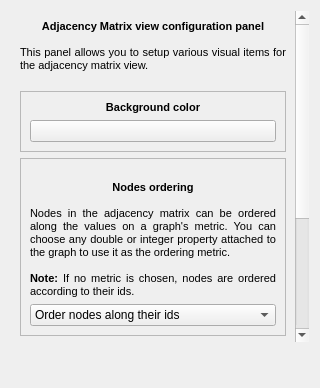
Before: the Qt Designer form plugins/view/MatrixView/MatrixViewConfigurationWidget.ui in vadivelselvaraj/TulipGLImprovement, drawn with Qt 5.
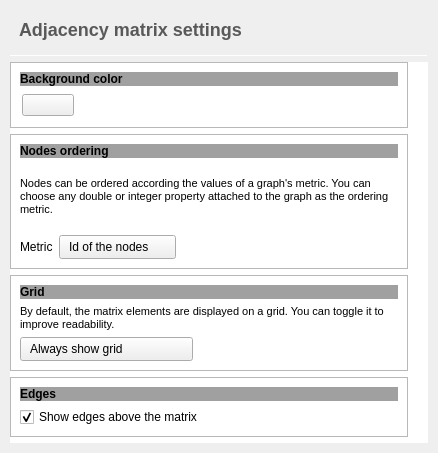
After: the same form once the commit is applied. Icons and pictures are not drawn. Custom widgets are drawn as their Qt base class.

Commit message: Redesign and fix the Adjacency matrix configuration widget

```diff
--- a/plugins/view/MatrixView/MatrixViewConfigurationWidget.ui
+++ b/plugins/view/MatrixView/MatrixViewConfigurationWidget.ui
@@ -6,19 +6,140 @@
    <rect>
     <x>0</x>
     <y>0</y>
-    <width>320</width>
-    <height>388</height>
+    <width>438</width>
+    <height>453</height>
    </rect>
   </property>
+  <property name="sizePolicy">
+   <sizepolicy hsizetype="Preferred" vsizetype="Preferred">
+    <horstretch>0</horstretch>
+    <verstretch>0</verstretch>
+   </sizepolicy>
+  </property>
   <property name="windowTitle">
    <string>Options</string>
   </property>
-  <layout class="QVBoxLayout" name="verticalLayout_4">
+  <property name="styleSheet">
+   <string notr="true">QPushButton, QComboBox {
+border-image: url(:/tulip/gui/ui/btn_26.png) 4;
+border-width: 4;
+padding: 0px 6px;
+font-size: 12px;
+}
+QPushButton::flat {
+border-image: none;
+border-width: 4;
+padding: 0px 6px;
+font-size: 12px;
+background-color: transparent;
+}
+QPushButton, QComboBox, QLabel {
+color: black;
+}
+QPushButton:hover, QComboBox:hover {
+border-image: url(:/tulip/gui/ui/btn_26_hover.png) 4;
+}
+QPushButton:disabled, QComboBox::disabled {
+color:gray;
+}
+QPushButton:pressed{
+border-image: url(:/tulip/gui/ui/btn_26_pressed.png) 4;
+}
+QPushButton::menu-indicator{
+subcontrol-origin: margin;
+subcontrol-position: center right;
+right: 4px;
+}
+QPushButton {
+outline: none;
+margin: 2
+}
+QComboBox::down-arrow {
+image: url(:/tulip/gui/ui/combobox_arrow.png);
+}
+QComboBox:drop-down {
+subcontrol-origin: padding;
+subcontrol-position: top right;
+border-left-style: none; 
+border-top-right-radius: 1px;
+border-bottom-right-radius: 1px;
+}
+#scrollArea, #scrollAreaWidgetContents {
+background-color: white;
+border: 0px;
+}
+QScrollArea {
+border: 0px;
+}
+QFrame[ section=&quot;true&quot; ] {
+border-top: 1px solid #D9D9D9;
+padding-top: 20px;
+}
+QFrame[ subsection = &quot;true&quot; ] {
+border-top: 1px solid #D9D9D9;
+padding-top: 5px;
+}</string>
+  </property>
+  <layout class="QVBoxLayout" name="verticalLayout">
+   <property name="margin">
+    <number>10</number>
+   </property>
+   <item>
+    <widget class="QFrame" name="horizontalFrame_2">
+     <property name="sizePolicy">
+      <sizepolicy hsizetype="Preferred" vsizetype="Fixed">
+       <horstretch>0</horstretch>
+       <verstretch>0</verstretch>
+      </sizepolicy>
+     </property>
+     <layout class="QHBoxLayout" name="horizontalLayout">
+      <item>
+       <widget class="QLabel" name="title">
+        <property name="sizePolicy">
+         <sizepolicy hsizetype="Preferred" vsizetype="Fixed">
+          <horstretch>0</horstretch>
+          <verstretch>0</verstretch>
+         </sizepolicy>
+        </property>
+        <property name="styleSheet">
+         <string notr="true">font-weight: bold;
+		 color: #595959;</string>
+        </property>
+        <property name="text">
+         <string>&lt;font size=&quot;5&quot;&gt;Adjacency matrix settings&lt;/font&gt;</string>
+        </property>
+       </widget>
+      </item>
+     </layout>
+    </widget>
+   </item>
+   <item>
+    <widget class="Line" name="line">
+     <property name="maximumSize">
+      <size>
+       <width>16777215</width>
+       <height>1</height>
+      </size>
+     </property>
+     <property name="orientation">
+      <enum>Qt::Horizontal</enum>
+     </property>
+    </widget>
+   </item>
    <item>
     <widget class="QScrollArea" name="scrollArea">
+     <property name="sizePolicy">
+      <sizepolicy hsizetype="Preferred" vsizetype="Preferred">
+       <horstretch>0</horstretch>
+       <verstretch>0</verstretch>
+      </sizepolicy>
+     </property>
      <property name="frameShape">
       <enum>QFrame::NoFrame</enum>
      </property>
+     <property name="horizontalScrollBarPolicy">
+      <enum>Qt::ScrollBarAsNeeded</enum>
+     </property>
      <property name="widgetResizable">
       <bool>true</bool>
      </property>
@@ -26,69 +147,104 @@
       <property name="geometry">
        <rect>
         <x>0</x>
-        <y>-163</y>
-        <width>295</width>
-        <height>499</height>
+        <y>0</y>
+        <width>418</width>
+        <height>366</height>
        </rect>
       </property>
-      <layout class="QVBoxLayout" name="verticalLayout_5">
+      <property name="sizePolicy">
+       <sizepolicy hsizetype="Preferred" vsizetype="Fixed">
+        <horstretch>0</horstretch>
+        <verstretch>0</verstretch>
+       </sizepolicy>
+      </property>
+      <layout class="QVBoxLayout" name="verticalLayout_2">
+       <property name="leftMargin">
+        <number>0</number>
+       </property>
+       <property name="topMargin">
+        <number>0</number>
+       </property>
+       <property name="rightMargin">
+        <number>20</number>
+       </property>
+       <property name="bottomMargin">
+        <number>0</number>
+       </property>
        <item>
-        <widget class="QLabel" name="label">
-         <property name="sizePolicy">
-          <sizepolicy hsizetype="Preferred" vsizetype="Maximum">
-           <horstretch>0</horstretch>
-           <verstretch>0</verstretch>
-          </sizepolicy>
-         </property>
-         <property name="text">
-          <string>&lt;!DOCTYPE HTML PUBLIC &quot;-//W3C//DTD HTML 4.0//EN&quot; &quot;http://www.w3.org/TR/REC-html40/strict.dtd&quot;&gt;
-&lt;html&gt;&lt;head&gt;&lt;meta name=&quot;qrichtext&quot; content=&quot;1&quot; /&gt;&lt;style type=&quot;text/css&quot;&gt;
-p, li { white-space: pre-wrap; }
-&lt;/style&gt;&lt;/head&gt;&lt;body style=&quot; font-family:'MS Shell Dlg 2'; font-size:8.25pt; font-weight:400; font-style:normal;&quot;&gt;
-&lt;p align=&quot;center&quot; style=&quot; margin-top:0px; margin-bottom:0px; margin-left:0px; margin-right:0px; -qt-block-indent:0; text-indent:0px;&quot;&gt;&lt;span style=&quot; font-size:8pt; font-weight:600;&quot;&gt;Adjacency Matrix view configuration panel&lt;/span&gt;&lt;/p&gt;
-&lt;p align=&quot;justify&quot; style=&quot;-qt-paragraph-type:empty; margin-top:0px; margin-bottom:0px; margin-left:0px; margin-right:0px; -qt-block-indent:0; text-indent:0px; font-size:8pt; font-weight:600;&quot;&gt;&lt;/p&gt;
-&lt;p align=&quot;justify&quot; style=&quot; margin-top:0px; margin-bottom:0px; margin-left:0px; margin-right:0px; -qt-block-indent:0; text-indent:0px;&quot;&gt;&lt;span style=&quot; font-size:8pt;&quot;&gt;This panel allows you to setup various visual items for the adjacency matrix view.&lt;/span&gt;&lt;/p&gt;
-&lt;p align=&quot;center&quot; style=&quot;-qt-paragraph-type:empty; margin-top:0px; margin-bottom:0px; margin-left:0px; margin-right:0px; -qt-block-indent:0; text-indent:0px; font-size:8pt;&quot;&gt;&lt;/p&gt;&lt;/body&gt;&lt;/html&gt;</string>
-         </property>
-         <property name="wordWrap">
-          <bool>true</bool>
-         </property>
-        </widget>
-       </item>
-       <item>
-        <widget class="QFrame" name="background">
+        <widget class="QFrame" name="labelFrame">
          <property name="frameShape">
           <enum>QFrame::StyledPanel</enum>
          </property>
          <property name="frameShadow">
           <enum>QFrame::Raised</enum>
          </property>
-         <layout class="QVBoxLayout" name="verticalLayout_3">
+         <layout class="QVBoxLayout" name="verticalLayout_5">
           <item>
            <widget class="QLabel" name="label_2">
-            <property name="text">
-             <string>&lt;!DOCTYPE HTML PUBLIC &quot;-//W3C//DTD HTML 4.0//EN&quot; &quot;http://www.w3.org/TR/REC-html40/strict.dtd&quot;&gt;
-&lt;html&gt;&lt;head&gt;&lt;meta name=&quot;qrichtext&quot; content=&quot;1&quot; /&gt;&lt;style type=&quot;text/css&quot;&gt;
-p, li { white-space: pre-wrap; }
-&lt;/style&gt;&lt;/head&gt;&lt;body style=&quot; font-family:'Sans Serif'; font-size:9pt; font-weight:400; font-style:normal;&quot;&gt;
-&lt;p align=&quot;center&quot; style=&quot; margin-top:0px; margin-bottom:0px; margin-left:0px; margin-right:0px; -qt-block-indent:0; text-indent:0px;&quot;&gt;&lt;span style=&quot; font-family:'MS Shell Dlg 2'; font-size:8pt; font-weight:600;&quot;&gt;Background color&lt;/span&gt;&lt;/p&gt;&lt;/body&gt;&lt;/html&gt;</string>
-            </property>
-           </widget>
-          </item>
-          <item>
-           <widget class="tlp::ColorButton" name="backgroundColorBtn">
             <property name="sizePolicy">
-             <sizepolicy hsizetype="Minimum" vsizetype="Fixed">
+             <sizepolicy hsizetype="Minimum" vsizetype="Preferred">
               <horstretch>0</horstretch>
               <verstretch>0</verstretch>
              </sizepolicy>
             </property>
+            <property name="font">
+             <font>
+              <weight>50</weight>
+              <bold>false</bold>
+             </font>
+            </property>
+            <property name="styleSheet">
+             <string notr="true">font-weight: bold;
+background-color: rgb(160, 160, 160);</string>
+            </property>
             <property name="text">
-             <string/>
+             <string>Background color</string>
             </property>
-            <property name="flat">
-             <bool>false</bool>
+           </widget>
+          </item>
+          <item>
+           <widget class="QFrame" name="labelFrame_3">
+            <property name="frameShape">
+             <enum>QFrame::NoFrame</enum>
             </property>
+            <property name="frameShadow">
+             <enum>QFrame::Raised</enum>
+            </property>
+            <layout class="QHBoxLayout" name="horizontalLayout_5">
+             <property name="margin">
+              <number>0</number>
+             </property>
+             <item>
+              <widget class="tlp::ColorButton" name="backgroundColorBtn">
+               <property name="sizePolicy">
+                <sizepolicy hsizetype="Minimum" vsizetype="Fixed">
+                 <horstretch>0</horstretch>
+                 <verstretch>0</verstretch>
+                </sizepolicy>
+               </property>
+               <property name="text">
+                <string/>
+               </property>
+               <property name="flat">
+                <bool>false</bool>
+               </property>
+              </widget>
+             </item>
+             <item>
+              <spacer name="horizontalSpacer_4">
+               <property name="orientation">
+                <enum>Qt::Horizontal</enum>
+               </property>
+               <property name="sizeHint" stdset="0">
+                <size>
+                 <width>40</width>
+                 <height>20</height>
+                </size>
+               </property>
+              </spacer>
+             </item>
+            </layout>
            </widget>
           </item>
          </layout>
@@ -102,20 +258,44 @@
          <property name="frameShadow">
           <enum>QFrame::Raised</enum>
          </property>
-         <layout class="QVBoxLayout" name="verticalLayout_2">
+         <layout class="QVBoxLayout" name="verticalLayout_3">
+          <item>
+           <widget class="QLabel" name="nodesOrderingLabel">
+            <property name="sizePolicy">
+             <sizepolicy hsizetype="Minimum" vsizetype="Preferred">
+              <horstretch>0</horstretch>
+              <verstretch>0</verstretch>
+             </sizepolicy>
+            </property>
+            <property name="font">
+             <font>
+              <weight>50</weight>
+              <bold>false</bold>
+             </font>
+            </property>
+            <property name="styleSheet">
+             <string notr="true">font-weight: bold;
+background-color: rgb(160, 160, 160);</string>
+            </property>
+            <property name="text">
+             <string>Nodes ordering</string>
+            </property>
+           </widget>
+          </item>
           <item>
            <widget class="QLabel" name="label_3">
+            <property name="sizePolicy">
+             <sizepolicy hsizetype="Preferred" vsizetype="Expanding">
+              <horstretch>0</horstretch>
+              <verstretch>0</verstretch>
+             </sizepolicy>
+            </property>
             <property name="text">
              <string>&lt;!DOCTYPE HTML PUBLIC &quot;-//W3C//DTD HTML 4.0//EN&quot; &quot;http://www.w3.org/TR/REC-html40/strict.dtd&quot;&gt;
 &lt;html&gt;&lt;head&gt;&lt;meta name=&quot;qrichtext&quot; content=&quot;1&quot; /&gt;&lt;style type=&quot;text/css&quot;&gt;
 p, li { white-space: pre-wrap; }
-&lt;/style&gt;&lt;/head&gt;&lt;body style=&quot; font-family:'MS Shell Dlg 2'; font-size:8.25pt; font-weight:400; font-style:normal;&quot;&gt;
-&lt;p align=&quot;center&quot; style=&quot;-qt-paragraph-type:empty; margin-top:0px; margin-bottom:0px; margin-left:0px; margin-right:0px; -qt-block-indent:0; text-indent:0px; font-size:8pt;&quot;&gt;&lt;/p&gt;
-&lt;p align=&quot;center&quot; style=&quot; margin-top:0px; margin-bottom:0px; margin-left:0px; margin-right:0px; -qt-block-indent:0; text-indent:0px;&quot;&gt;&lt;span style=&quot; font-size:8pt; font-weight:600;&quot;&gt;Nodes ordering&lt;/span&gt;&lt;/p&gt;
-&lt;p align=&quot;center&quot; style=&quot;-qt-paragraph-type:empty; margin-top:0px; margin-bottom:0px; margin-left:0px; margin-right:0px; -qt-block-indent:0; text-indent:0px; font-size:8pt; font-weight:600;&quot;&gt;&lt;/p&gt;
-&lt;p align=&quot;justify&quot; style=&quot; margin-top:0px; margin-bottom:0px; margin-left:0px; margin-right:0px; -qt-block-indent:0; text-indent:0px;&quot;&gt;&lt;span style=&quot; font-size:8pt;&quot;&gt;Nodes in the adjacency matrix can be ordered along the values on a graph's metric. You can choose any double or integer property attached to the graph to use it as the ordering metric.&lt;/span&gt;&lt;/p&gt;
-&lt;p align=&quot;justify&quot; style=&quot;-qt-paragraph-type:empty; margin-top:0px; margin-bottom:0px; margin-left:0px; margin-right:0px; -qt-block-indent:0; text-indent:0px; font-size:8pt;&quot;&gt;&lt;/p&gt;
-&lt;p align=&quot;justify&quot; style=&quot; margin-top:0px; margin-bottom:0px; margin-left:0px; margin-right:0px; -qt-block-indent:0; text-indent:0px;&quot;&gt;&lt;span style=&quot; font-size:8pt; font-weight:600;&quot;&gt;Note: &lt;/span&gt;&lt;span style=&quot; font-size:8pt;&quot;&gt;If no metric is chosen, nodes are ordered according to their ids.&lt;/span&gt;&lt;/p&gt;&lt;/body&gt;&lt;/html&gt;</string>
+&lt;/style&gt;&lt;/head&gt;&lt;body style=&quot; font-family:'Ubuntu'; font-size:11pt; font-weight:400; font-style:normal;&quot;&gt;
+&lt;p style=&quot; margin-top:0px; margin-bottom:0px; margin-left:0px; margin-right:0px; -qt-block-indent:0; text-indent:0px;&quot;&gt;&lt;span style=&quot; font-size:8pt;&quot;&gt;Nodes can be ordered according the values of a graph's metric. You can choose any double or integer property attached to the graph as the ordering metric.&lt;/span&gt;&lt;/p&gt;&lt;/body&gt;&lt;/html&gt;</string>
             </property>
             <property name="wordWrap">
              <bool>true</bool>
@@ -123,12 +303,53 @@
            </widget>
           </item>
           <item>
-           <widget class="QComboBox" name="orderingMetricCombo">
-            <item>
-             <property name="text">
-              <string>Order nodes along their ids</string>
+           <widget class="QFrame" name="labelFrame">
+            <property name="frameShape">
+             <enum>QFrame::NoFrame</enum>
+            </property>
+            <property name="frameShadow">
+             <enum>QFrame::Raised</enum>
+            </property>
+            <layout class="QHBoxLayout" name="horizontalLayout_2">
+             <property name="margin">
+              <number>0</number>
              </property>
-            </item>
+             <item>
+              <widget class="QLabel" name="label">
+               <property name="text">
+                <string>Metric</string>
+               </property>
+              </widget>
+             </item>
+             <item>
+              <widget class="QComboBox" name="orderingMetricCombo">
+               <property name="sizePolicy">
+                <sizepolicy hsizetype="Preferred" vsizetype="Fixed">
+                 <horstretch>0</horstretch>
+                 <verstretch>0</verstretch>
+                </sizepolicy>
+               </property>
+               <item>
+                <property name="text">
+                 <string>Id of the nodes</string>
+                </property>
+               </item>
+              </widget>
+             </item>
+             <item>
+              <spacer name="horizontalSpacer_1">
+               <property name="orientation">
+                <enum>Qt::Horizontal</enum>
+               </property>
+               <property name="sizeHint" stdset="0">
+                <size>
+                 <width>40</width>
+                 <height>20</height>
+                </size>
+               </property>
+              </spacer>
+             </item>
+            </layout>
            </widget>
           </item>
          </layout>
@@ -142,18 +363,38 @@
          <property name="frameShadow">
           <enum>QFrame::Raised</enum>
          </property>
-         <layout class="QVBoxLayout" name="verticalLayout">
+         <layout class="QVBoxLayout" name="verticalLayout_4">
+          <item>
+           <widget class="QLabel" name="nodesOrderingLabel_2">
+            <property name="sizePolicy">
+             <sizepolicy hsizetype="Minimum" vsizetype="Preferred">
+              <horstretch>0</horstretch>
+              <verstretch>0</verstretch>
+             </sizepolicy>
+            </property>
+            <property name="font">
+             <font>
+              <weight>50</weight>
+              <bold>false</bold>
+             </font>
+            </property>
+            <property name="styleSheet">
+             <string notr="true">font-weight: bold;
+background-color: rgb(160, 160, 160);</string>
+            </property>
+            <property name="text">
+             <string>Grid</string>
+            </property>
+           </widget>
+          </item>
           <item>
            <widget class="QLabel" name="label_4">
             <property name="text">
              <string>&lt;!DOCTYPE HTML PUBLIC &quot;-//W3C//DTD HTML 4.0//EN&quot; &quot;http://www.w3.org/TR/REC-html40/strict.dtd&quot;&gt;
 &lt;html&gt;&lt;head&gt;&lt;meta name=&quot;qrichtext&quot; content=&quot;1&quot; /&gt;&lt;style type=&quot;text/css&quot;&gt;
 p, li { white-space: pre-wrap; }
-&lt;/style&gt;&lt;/head&gt;&lt;body style=&quot; font-family:'Sans Serif'; font-size:9pt; font-weight:400; font-style:normal;&quot;&gt;
-&lt;p align=&quot;center&quot; style=&quot;-qt-paragraph-type:empty; margin-top:0px; margin-bottom:0px; margin-left:0px; margin-right:0px; -qt-block-indent:0; text-indent:0px; font-family:'MS Shell Dlg 2'; font-size:8pt;&quot;&gt;&lt;br /&gt;&lt;/p&gt;
-&lt;p align=&quot;center&quot; style=&quot; margin-top:0px; margin-bottom:0px; margin-left:0px; margin-right:0px; -qt-block-indent:0; text-indent:0px;&quot;&gt;&lt;span style=&quot; font-family:'MS Shell Dlg 2'; font-size:8pt; font-weight:600;&quot;&gt;Grid&lt;/span&gt;&lt;/p&gt;
-&lt;p align=&quot;center&quot; style=&quot;-qt-paragraph-type:empty; margin-top:0px; margin-bottom:0px; margin-left:0px; margin-right:0px; -qt-block-indent:0; text-indent:0px; font-family:'MS Shell Dlg 2'; font-size:8pt; font-weight:600;&quot;&gt;&lt;br /&gt;&lt;/p&gt;
-&lt;p style=&quot; margin-top:0px; margin-bottom:0px; margin-left:0px; margin-right:0px; -qt-block-indent:0; text-indent:0px;&quot;&gt;&lt;span style=&quot; font-family:'MS Shell Dlg 2'; font-size:8pt;&quot;&gt;By default, the matrix elements are displayed on a grid. You can toggle it to improve readability.&lt;/span&gt;&lt;/p&gt;&lt;/body&gt;&lt;/html&gt;</string>
+&lt;/style&gt;&lt;/head&gt;&lt;body&gt;
+&lt;p style=&quot; margin-top:0px; margin-bottom:0px; margin-left:0px; margin-right:0px; -qt-block-indent:0; text-indent:0px;&quot;&gt;&lt;span style=&quot; font-size:8pt;&quot;&gt;By default, the matrix elements are displayed on a grid. You can toggle it to improve readability.&lt;/span&gt;&lt;/p&gt;&lt;/body&gt;&lt;/html&gt;</string>
             </property>
             <property name="wordWrap">
              <bool>true</bool>
@@ -161,25 +402,53 @@
            </widget>
           </item>
           <item>
-           <widget class="QComboBox" name="gridDisplayCombo">
-            <property name="currentIndex">
-             <number>0</number>
+           <widget class="QFrame" name="labelFrame_2">
+            <property name="frameShape">
+             <enum>QFrame::NoFrame</enum>
             </property>
-            <item>
-             <property name="text">
-              <string>Always show grid</string>
+            <property name="frameShadow">
+             <enum>QFrame::Raised</enum>
+            </property>
+            <layout class="QHBoxLayout" name="horizontalLayout_3">
+             <property name="margin">
+              <number>0</number>
              </property>
-            </item>
-            <item>
-             <property name="text">
-              <string>Never show grid</string>
-             </property>
-            </item>
-            <item>
-             <property name="text">
-              <string>Show grid at close range</string>
-             </property>
-            </item>
+             <item>
+              <widget class="QComboBox" name="gridDisplayCombo">
+               <property name="currentIndex">
+                <number>0</number>
+               </property>
+               <item>
+                <property name="text">
+                 <string>Always show grid</string>
+                </property>
+               </item>
+               <item>
+                <property name="text">
+                 <string>Never show grid</string>
+                </property>
+               </item>
+               <item>
+                <property name="text">
+                 <string>Show grid at close range</string>
+                </property>
+               </item>
+              </widget>
+             </item>
+             <item>
+              <spacer name="horizontalSpacer_2">
+               <property name="orientation">
+                <enum>Qt::Horizontal</enum>
+               </property>
+               <property name="sizeHint" stdset="0">
+                <size>
+                 <width>40</width>
+                 <height>20</height>
+                </size>
+               </property>
+              </spacer>
+             </item>
+            </layout>
            </widget>
           </item>
          </layout>
@@ -196,11 +465,18 @@
          <layout class="QVBoxLayout" name="verticalLayout_6">
           <item>
            <widget class="QLabel" name="label_5">
+            <property name="font">
+             <font>
+              <weight>50</weight>
+              <bold>false</bold>
+             </font>
+            </property>
+            <property name="styleSheet">
+             <string notr="true">font-weight: bold;
+background-color: rgb(160, 160, 160);</string>
+            </property>
             <property name="text">
-             <string>&lt;html&gt;&lt;head/&gt;&lt;body&gt;&lt;p align=&quot;center&quot;&gt;&lt;span style=&quot; font-weight:600;&quot;&gt;Edges&lt;/span&gt;&lt;/p&gt;&lt;/body&gt;&lt;/html&gt;</string>
-            </property>
-            <property name="textFormat">
-             <enum>Qt::RichText</enum>
+             <string>Edges</string>
             </property>
            </widget>
           </item>
@@ -221,19 +497,6 @@
      </widget>
     </widget>
    </item>
-   <item>
-    <spacer name="verticalSpacer">
-     <property name="orientation">
-      <enum>Qt::Vertical</enum>
-     </property>
-     <property name="sizeHint" stdset="0">
-      <size>
-       <width>20</width>
-       <height>40</height>
-      </size>
-     </property>
-    </spacer>
-   </item>
   </layout>
  </widget>
  <customwidgets>
```
Left out of the diff: 2 changed lines with no effect on the pictures.
